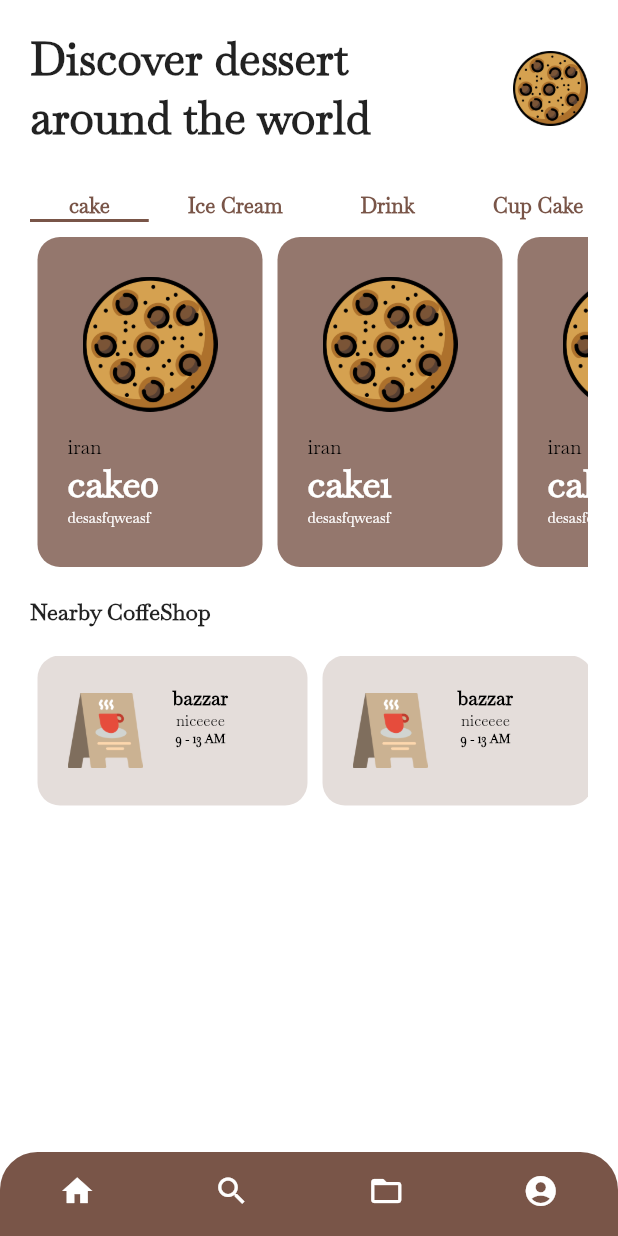
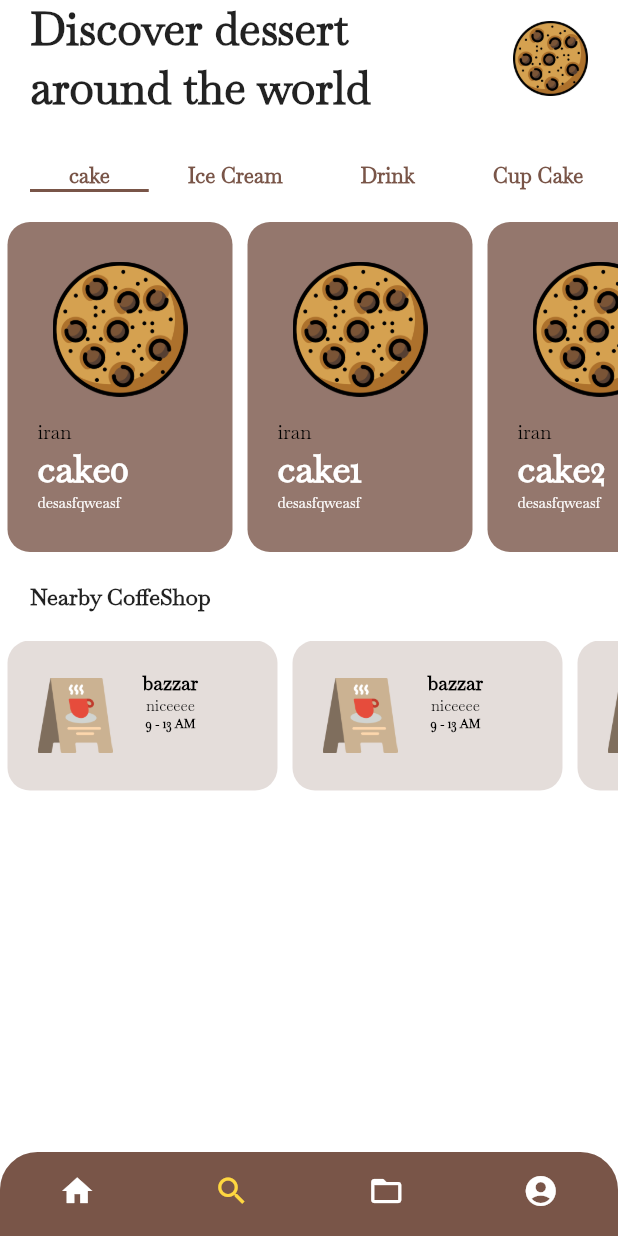
Before and after one commit to mahmoud-eslami/dessert_time, a Flutter app: the screen it shows after launch, on a phone screen of 412 x 824 dp. Run offline on Flutter 3.47's test engine with Material 2 defaults, Android fonts, the phone set to English and light mode, and no system bars; our stand-ins replace bloc, dio, equatable, flutter_bloc.

Commit message:
change color of bottom navigation

```diff
--- a/lib/pages/home.dart
+++ b/lib/pages/home.dart
@@ -28,10 +28,11 @@ class _HomeState extends State<Home> {
           ),
           body: SingleChildScrollView(
             child: Container(
-              padding: EdgeInsets.all(20),
               child: Column(
                 children: <Widget>[
-                  Row(
+                  Padding(
+                    padding: EdgeInsets.symmetric(horizontal: 20),
+                    child: Row(
                       mainAxisAlignment: MainAxisAlignment.spaceBetween,
                       children: <Widget>[
                         Text(
@@ -47,9 +48,12 @@ class _HomeState extends State<Home> {
                         ),
                       ],
                     ),
-                  CustomTabBar(),
+                  ),
+                  Padding(
+                      padding: EdgeInsets.symmetric(horizontal: 20),
+                      child: CustomTabBar()),
                   SizedBox(
-                    height: 10,
+                    height: 20,
                   ),
                   SizedBox(
                     height: 220,
@@ -67,13 +71,16 @@ class _HomeState extends State<Home> {
                   SizedBox(
                     height: 20,
                   ),
-                  Align(
+                  Padding(
+                    padding: EdgeInsets.symmetric(horizontal: 20),
+                    child: Align(
                       alignment: Alignment.centerLeft,
                       child: Text(
                         'Nearby CoffeShop',
                         style: TextStyle(
                           fontSize: 15,
                           fontWeight: FontWeight.bold,
+                        ),
                       ),
                     ),
                   ),
@@ -300,8 +307,13 @@ class CustomBottomNavigation extends StatelessWidget {
       currentIndex: 1,
       showSelectedLabels: false,
       showUnselectedLabels: false,
-      elevation: 110,
+      elevation: 1,
       backgroundColor: Colors.brown,
+      unselectedItemColor: Colors.blueAccent,
+      selectedItemColor: Colors.blueAccent,
+      onTap: (item){},
+      selectedIconTheme: IconThemeData(color: Colors.amberAccent),
+      unselectedIconTheme: IconThemeData(color: Colors.white),
       type: BottomNavigationBarType.fixed,
       items: <BottomNavigationBarItem>[
         BottomNavigationBarItem(
@@ -311,7 +323,6 @@ class CustomBottomNavigation extends StatelessWidget {
           ),
           icon: Icon(
             Icons.home,
-            color: Colors.white,
           ),
         ),
         BottomNavigationBarItem(
@@ -321,7 +332,6 @@ class CustomBottomNavigation extends StatelessWidget {
           ),
           icon: Icon(
             Icons.search,
-            color: Colors.white,
           ),
         ),
         BottomNavigationBarItem(
@@ -331,7 +341,6 @@ class CustomBottomNavigation extends StatelessWidget {
           ),
           icon: Icon(
             Icons.folder_open,
-            color: Colors.white,
           ),
         ),
         BottomNavigationBarItem(
@@ -341,7 +350,6 @@ class CustomBottomNavigation extends StatelessWidget {
           ),
           icon: Icon(
             Icons.account_circle,
-            color: Colors.white,
           ),
         ),
       ],
```
Lines whose indentation alone changed are shown as unchanged.
